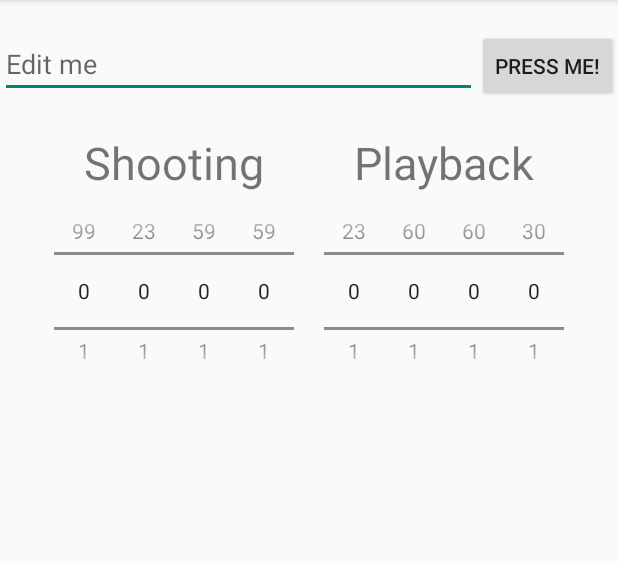
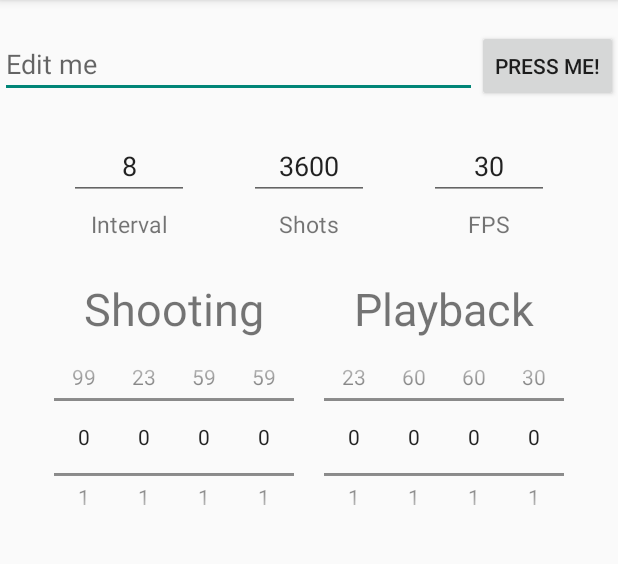
Before and after one commit to sighmon/Timelapse-Calculator-Android, an Android app: the screen it shows after launch (MainActivity), on a phone screen of 412 x 824 dp, the part 84-648 px from its top. Run offline under Robolectric (Android 15) with nearby library versions, the phone set to English and light mode, and no system bars.

Commit message:
Added fields for interval, shots and fps.

```diff
--- a/mobile/src/main/java/com/sighmon/timelapsehelper/MainActivity.java
+++ b/mobile/src/main/java/com/sighmon/timelapsehelper/MainActivity.java
@@ -16,11 +16,14 @@ import android.view.ViewGroup;
 import android.os.Build;
 import android.widget.EditText;
 import android.widget.NumberPicker;
+import android.widget.TextView;
 
 public class MainActivity extends Activity {
 
     public final static String EXTRA_MESSAGE = "com.sighmon.timelapsehelper.MESSAGE";
-    public final static Integer PLAYBACK_FPS = 30;
+    public final static String INTERVAL_FIELD = "8";
+    public final static String SHOTS_FIELD = "3600";
+    public final static String FPS_FIELD = "30";
 
     @Override
     protected void onCreate(Bundle savedInstanceState) {
@@ -113,7 +116,16 @@ public class MainActivity extends Activity {
             NumberPicker playbackSeconds = (NumberPicker) rootView.findViewById(R.id.playback_seconds);
             playbackSeconds.setMaxValue(60);
             NumberPicker playbackFrames = (NumberPicker) rootView.findViewById(R.id.playback_frames);
-            playbackFrames.setMaxValue(PLAYBACK_FPS);
+            playbackFrames.setMaxValue(Integer.parseInt(FPS_FIELD));
+
+            // Set the Interval, Shots & FPS fields to defaults
+            // TODO: Work out how to set app defaults in Android
+            EditText intervalField = (EditText) rootView.findViewById(R.id.interval);
+            intervalField.setText(INTERVAL_FIELD, TextView.BufferType.EDITABLE);
+            EditText shotsField = (EditText) rootView.findViewById(R.id.shots);
+            shotsField.setText(SHOTS_FIELD, TextView.BufferType.EDITABLE);
+            EditText fpsField = (EditText) rootView.findViewById(R.id.fps);
+            fpsField.setText(FPS_FIELD, TextView.BufferType.EDITABLE);
 
             return rootView;
         }
--- a/mobile/src/main/res/layout/fragment_main.xml
+++ b/mobile/src/main/res/layout/fragment_main.xml
@@ -20,6 +20,83 @@
             android:layout_height="wrap_content"
             android:text="@string/press_me"
             android:onClick="sendMessage" />
+    </LinearLayout>
+
+    <LinearLayout
+        android:layout_width="wrap_content"
+        android:layout_height="wrap_content"
+        android:orientation="horizontal"
+        android:layout_gravity="center_horizontal"
+        android:paddingTop="20dp"
+        android:paddingBottom="5dp">
+
+        <EditText android:id="@+id/interval"
+            android:layout_weight="1"
+            android:layout_width="80dp"
+            android:layout_height="wrap_content"
+            android:layout_marginLeft="20dp"
+            android:layout_marginRight="20dp"
+            android:inputType="number"
+            android:gravity="center"
+            android:hint="@string/interval" />
+
+        <EditText android:id="@+id/shots"
+            android:layout_weight="1"
+            android:layout_width="80dp"
+            android:layout_height="wrap_content"
+            android:layout_marginLeft="20dp"
+            android:layout_marginRight="20dp"
+            android:inputType="number"
+            android:gravity="center"
+            android:hint="@string/shots" />
+
+        <EditText android:id="@+id/fps"
+            android:layout_weight="1"
+            android:layout_width="80dp"
+            android:layout_height="wrap_content"
+            android:layout_marginLeft="20dp"
+            android:layout_marginRight="20dp"
+            android:inputType="number"
+            android:gravity="center"
+            android:hint="@string/fps" />
+
+    </LinearLayout>
+
+    <LinearLayout
+        android:layout_width="wrap_content"
+        android:layout_height="wrap_content"
+        android:orientation="horizontal"
+        android:layout_gravity="center_horizontal"
+        android:paddingTop="0dp"
+        android:paddingBottom="5dp">
+
+        <TextView
+            android:layout_width="80dp"
+            android:layout_height="wrap_content"
+            android:text="@string/interval"
+            android:textSize="15dp"
+            android:layout_marginLeft="20dp"
+            android:layout_marginRight="20dp"
+            android:gravity="center"/>
+
+        <TextView
+            android:layout_width="80dp"
+            android:layout_height="wrap_content"
+            android:text="@string/shots"
+            android:textSize="15dp"
+            android:layout_marginLeft="20dp"
+            android:layout_marginRight="20dp"
+            android:gravity="center"/>
+
+        <TextView
+            android:layout_width="80dp"
+            android:layout_height="wrap_content"
+            android:text="@string/fps"
+            android:textSize="15dp"
+            android:layout_marginLeft="20dp"
+            android:layout_marginRight="20dp"
+            android:gravity="center"/>
+
     </LinearLayout>
 
     <LinearLayout
--- a/mobile/src/main/res/values/strings.xml
+++ b/mobile/src/main/res/values/strings.xml
@@ -14,6 +14,9 @@
     <string name="dialog_title">Search</string>
     <string name="shooting_picker">Shooting</string>
     <string name="playback_picker">Playback</string>
+    <string name="interval">Interval</string>
+    <string name="shots">Shots</string>
+    <string name="fps">FPS</string>
 
 
 </resources>
```
